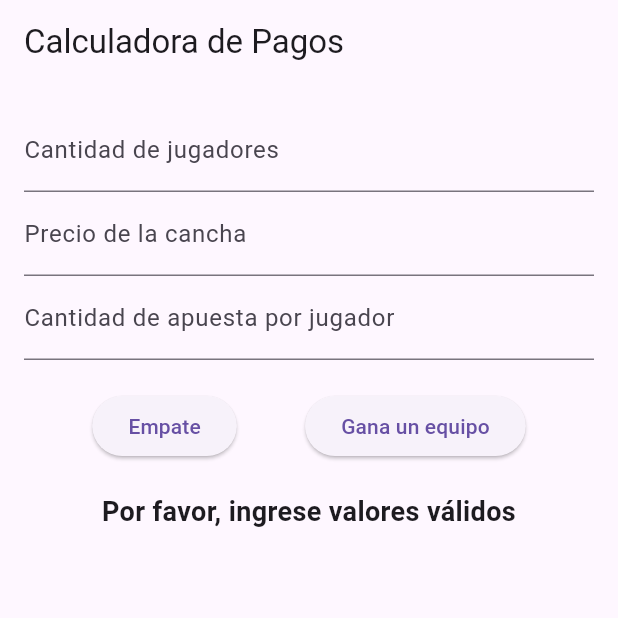
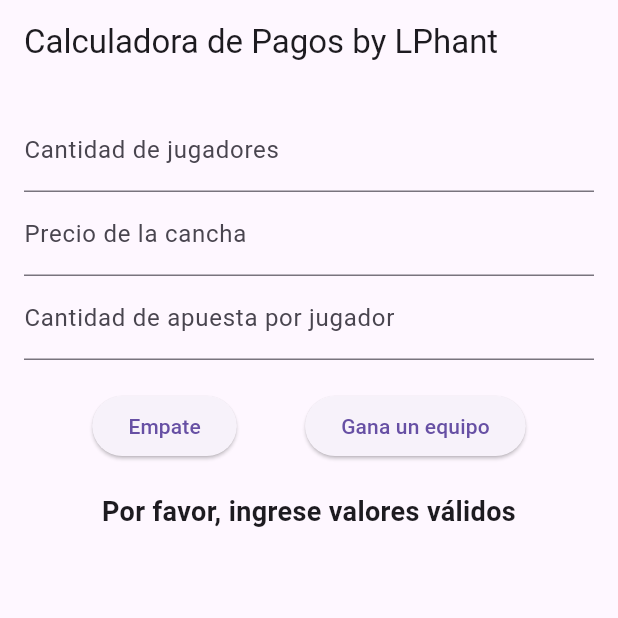
Before and after one commit to LPhant10/Calculadora-de-Pagos, a Flutter app: the screen it shows after launch, after a tap on "Empate", on a phone screen of 412 x 824 dp, the top half of it. Run offline on Flutter 3.47's test engine with Material 3 defaults, Android fonts, the phone set to English and light mode, and no system bars.

Commit message:
Funcionalidad terminada

```diff
--- a/lib/main.dart
+++ b/lib/main.dart
@@ -36,21 +36,28 @@ class _CalculadoraScreenState extends State<CalculadoraScreen> {
     double apuesta = double.tryParse(apuestaController.text) ?? 0.0;
 
     if (totalJugadores > 0) {
-      double pagoPorJugador;
+      double costoPorJugador = precioCancha / totalJugadores;
 
       if (empate) {
-        pagoPorJugador = precioCancha / totalJugadores;
         setState(() {
-          resultado = "Cada jugador paga: S/ ${pagoPorJugador.toStringAsFixed(2)}";
+          resultado = "Cada jugador paga (cancha): S/ ${costoPorJugador.toStringAsFixed(2)}";
         });
       } else {
         int perdedores = totalJugadores - ganadores;
-        double pagoGanadores = (precioCancha / totalJugadores) - apuesta;
-        double pagoPerdedores = (precioCancha / totalJugadores) + apuesta;
+        double pagoPerdedores = costoPorJugador + apuesta;
+        double pagoGanadores = costoPorJugador;
+        double gananciaGanadores = (apuesta * perdedores / ganadores) - costoPorJugador;
+        if (gananciaGanadores < 0) {
+          pagoGanadores = gananciaGanadores.abs();
+          gananciaGanadores = 0;
+        }
 
         setState(() {
-          resultado = "Jugadores ganadores pagan: S/ ${pagoGanadores.toStringAsFixed(2)}\n"
-                      "Jugadores perdedores pagan: S/ ${pagoPerdedores.toStringAsFixed(2)}";
+          resultado = "Total jugadores: $totalJugadores\n"
+                      "Pago por jugador(cancha): S/ ${costoPorJugador.toStringAsFixed(2)}\n"
+                      "Jugadores perdedores pagan: S/ ${pagoPerdedores.toStringAsFixed(2)}\n"
+                      "Jugadores ganadores pagan: S/ ${pagoGanadores.toStringAsFixed(2)}\n"
+                      "Jugadores ganadores ganan: S/ ${gananciaGanadores.toStringAsFixed(2)}";
         });
       }
     } else {
@@ -63,7 +70,7 @@ class _CalculadoraScreenState extends State<CalculadoraScreen> {
   @override
   Widget build(BuildContext context) {
     return Scaffold(
-      appBar: AppBar(title: Text('Calculadora de Pagos')),
+      appBar: AppBar(title: Text('Calculadora de Pagos by LPhant')),
       body: Padding(
         padding: EdgeInsets.all(16.0),
         child: Column(
```
